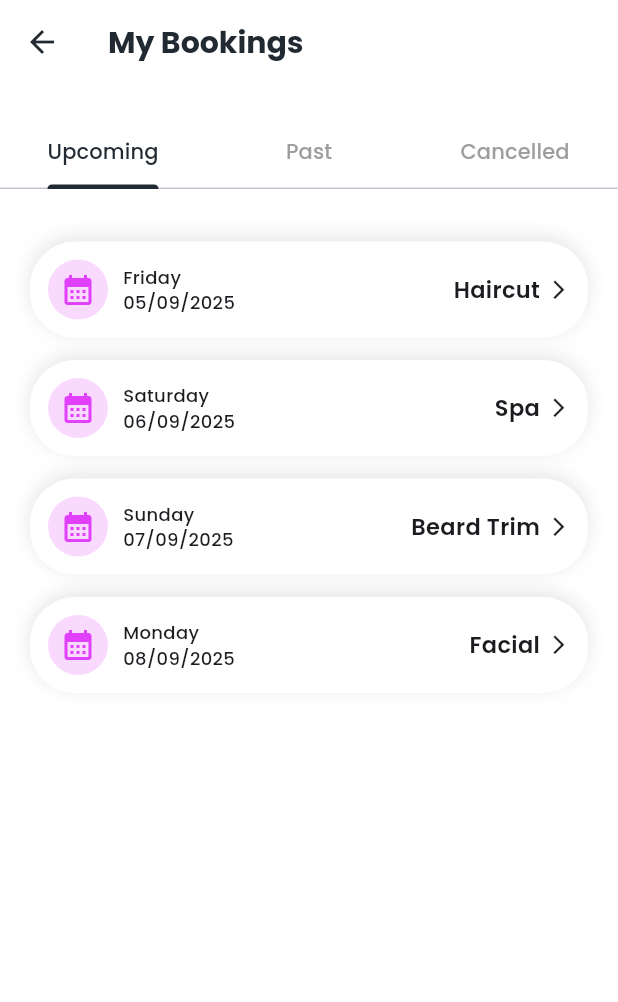
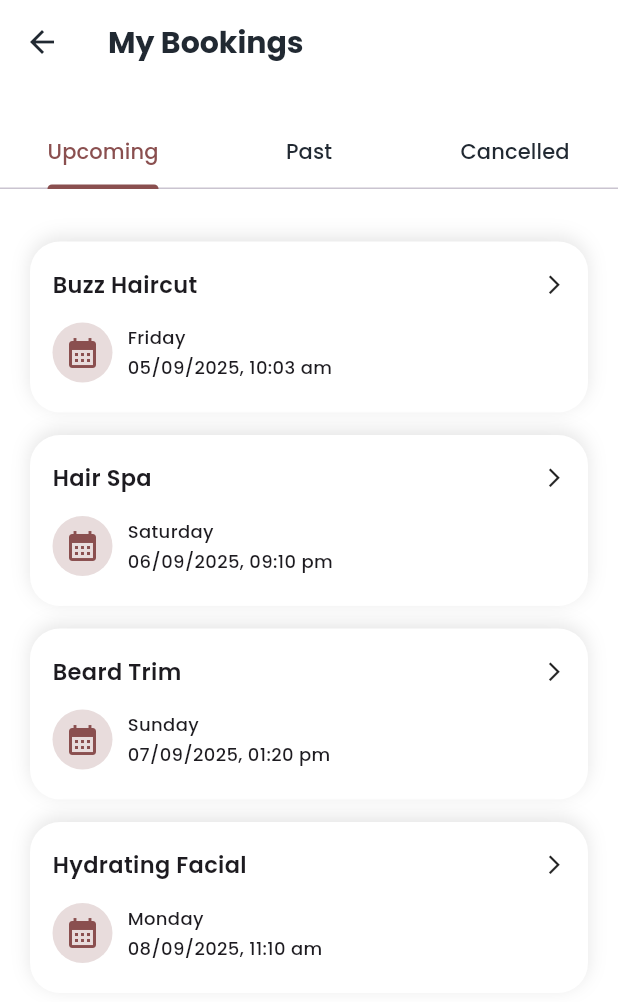
Before and after one commit to Safghanalam/service_booking_app, a Flutter app: the Bookings screen opened directly, on a phone screen of 412 x 824 dp. Shown: the top 1002 px of the screen. Run offline on Flutter 3.47's test engine with Material 3 defaults, Android fonts, the phone set to English and light mode, and no system bars; our stand-ins replace google_fonts, pin_code_fields, shared_preferences; accounts and stored records are empty.

Commit message:
changes on: 1. auth provider 2. otp 3. bookings 4. settings 5. booking card

```diff
--- a/lib/features/profile/views/bookings.dart
+++ b/lib/features/profile/views/bookings.dart
@@ -14,21 +14,21 @@ class Bookings extends StatefulWidget {
 class _BookingsState extends State<Bookings> {
   // 🔹 Dummy data — replace with API/DB data later.
   final List<BookingItem> upcomingBookings = const [
-    BookingItem(day: "Friday",   date: "05/09/2025", service: "Haircut"),
-    BookingItem(day: "Saturday", date: "06/09/2025", service: "Spa"),
-    BookingItem(day: "Sunday",   date: "07/09/2025", service: "Beard Trim"),
-    BookingItem(day: "Monday",   date: "08/09/2025", service: "Facial"),
+    BookingItem(day: "Friday",   date: "05/09/2025, 10:03 am", service: "Buzz Haircut"),
+    BookingItem(day: "Saturday", date: "06/09/2025, 09:10 pm", service: "Hair Spa"),
+    BookingItem(day: "Sunday",   date: "07/09/2025, 01:20 pm",  service: "Beard Trim"),
+    BookingItem(day: "Monday",   date: "08/09/2025, 11:10 am", service: "Hydrating Facial"),
   ];
 
   final List<BookingItem> pastBookings = const [
-    BookingItem(day: "Tuesday",  date: "02/09/2025", service: "Massage"),
-    BookingItem(day: "Monday",   date: "01/09/2025", service: "Facial"),
-    BookingItem(day: "Sunday",   date: "31/08/2025", service: "Haircut"),
+    BookingItem(day: "Tuesday",  date: "02/09/2025, 12:00 pm", service: "Body Massage"),
+    BookingItem(day: "Monday",   date: "01/09/2025, 02:10 am", service: "Deep Cleansing Facial"),
+    BookingItem(day: "Sunday",   date: "31/08/2025, 04:08 pm", service: "French Crop"),
   ];
 
   final List<BookingItem> cancelledBookings = const [
-    BookingItem(day: "Wednesday", date: "03/09/2025", service: "Pedicure"),
-    BookingItem(day: "Thursday",  date: "04/09/2025", service: "Makeup"),
+    BookingItem(day: "Wednesday", date: "03/09/2025, 07:00 pm", service: "Spa Pedicure"),
+    BookingItem(day: "Thursday",  date: "04/09/2025, 09:20 am", service: "Groom Makeup"),
   ];
 
   @override
@@ -54,9 +54,9 @@ class _BookingsState extends State<Bookings> {
             child: Padding(
               padding: const EdgeInsets.only(top: 0), // space above TabBar
               child: const TabBar(
-                labelColor: AppColors.primary,
-                unselectedLabelColor: Colors.grey,
-                indicatorColor: AppColors.primary,
+                labelColor: Color(0xFF8A4F4F),
+                unselectedLabelColor: AppColors.primary,
+                indicatorColor: Color(0xFF8A4F4F),
                 tabs: [
                   Tab(text: "Upcoming"),
                   Tab(text: "Past"),
--- a/lib/shared/widgets/booking_card.dart
+++ b/lib/shared/widgets/booking_card.dart
@@ -21,12 +21,11 @@ class BookingCard extends StatelessWidget {
       child: Material(
         color: Colors.transparent,
         child: InkWell(
-          borderRadius: BorderRadius.circular(30),
           onTap: onTap,
           child: Container(
             decoration: BoxDecoration(
               color: Colors.white,
-              borderRadius: BorderRadius.circular(30),
+              borderRadius: BorderRadius.circular(20),
               boxShadow: [
                 BoxShadow(
                   color: Colors.black.withOpacity(0.1),
@@ -36,20 +35,31 @@ class BookingCard extends StatelessWidget {
               ],
             ),
             child: Padding(
-              padding: const EdgeInsetsDirectional.fromSTEB(12, 12, 12, 12),
-              child: Row(
-                crossAxisAlignment: CrossAxisAlignment.center,
-                mainAxisAlignment: MainAxisAlignment.spaceBetween,
+              padding: const EdgeInsetsDirectional.fromSTEB(15, 18, 15, 20),
+              child: Column(
                 children: [
-                  // Left side (icon + day/date)
+                  Row(
+                    mainAxisAlignment: MainAxisAlignment.spaceBetween,
+                    children: [
+                      Text(
+                        service,
+                        style: const TextStyle(
+                          fontSize: 15,
+                          fontWeight: FontWeight.w600,
+                        ),
+                      ),
+                      const Icon(Icons.arrow_forward_ios, size: 15),
+                    ],
+                  ),
+                  SizedBox(height: 15),
                   Row(
                     crossAxisAlignment: CrossAxisAlignment.center,
                     children: [
                       CircleAvatar(
-                        backgroundColor: Colors.purpleAccent.withOpacity(0.2),
+                        backgroundColor: Color(0xFF8A4F4F).withOpacity(0.2),
                         child: const Icon(
                           Icons.calendar_month,
-                          color: Colors.purpleAccent,
+                          color: Color(0xFF8A4F4F),
                         ),
                       ),
                       const SizedBox(width: 10),
@@ -63,6 +73,7 @@ class BookingCard extends StatelessWidget {
                               fontWeight: FontWeight.w500,
                             ),
                           ),
+                          const SizedBox(height: 3),
                           Text(
                             date,
                             style: const TextStyle(
@@ -74,22 +85,9 @@ class BookingCard extends StatelessWidget {
                       ),
                     ],
                   ),
-                  // Right side (service + arrow)
-                  Row(
-                    children: [
-                      Text(
-                        service,
-                        style: const TextStyle(
-                          fontSize: 15,
-                          fontWeight: FontWeight.w600,
-                        ),
-                      ),
-                      const SizedBox(width: 5),
-                      const Icon(Icons.arrow_forward_ios, size: 15),
-                    ],
-                  ),
                 ],
               ),
+
             ),
           ),
         ),
```
Also changed, not shown: lib/app/provider/auth_provider.dart (+12 -4 lines), lib/features/auth/views/otp.dart (+17 -7 lines), lib/features/profile/views/settings.dart (+28 -28 lines).
